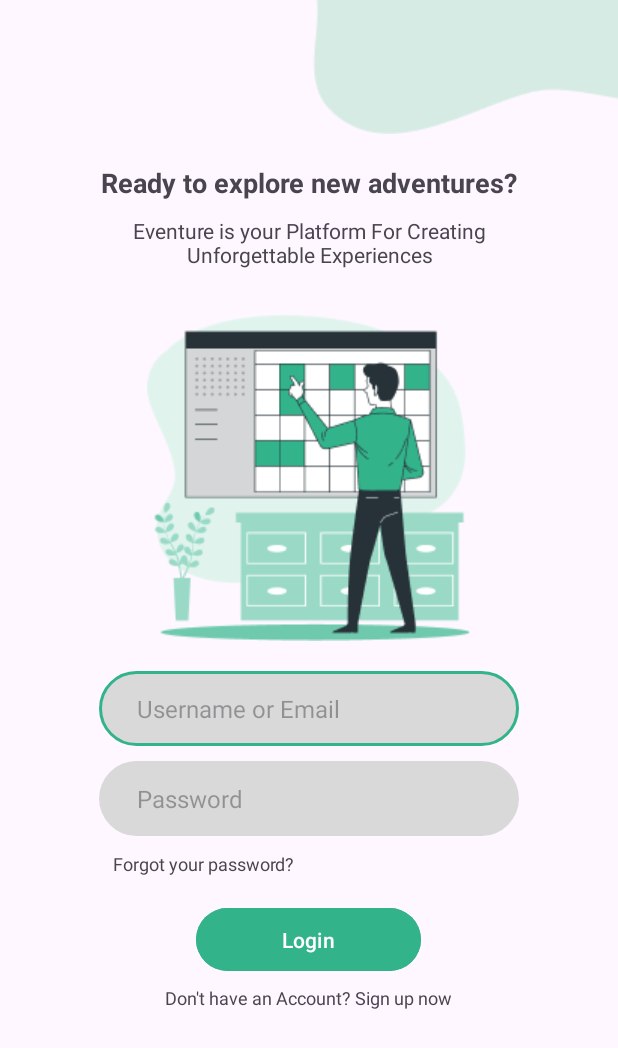
After one commit to Jay-02/Eventure, an Android app: the EventOrganizerLogin screen opened directly, with no data from a screen before it, on a phone screen of 412 x 824 dp. The commit adds this screen. Shown: the top 1048 px of the screen. Run offline under Robolectric (Android 15) with nearby library versions, the phone set to English and light mode, and no system bars.

Commit message:
Adding Event Organizer Login

```diff
--- a/app/src/main/AndroidManifest.xml
+++ b/app/src/main/AndroidManifest.xml
@@ -12,6 +12,9 @@
         android:supportsRtl="true"
         android:theme="@style/Theme.Eventure"
         tools:targetApi="31">
+        <activity
+            android:name=".view.EventOrganizerLogin"
+            android:exported="false" />
         <activity
             android:name=".view.ExplorerSignUp"
             android:exported="false" />
--- /dev/null
+++ b/app/src/main/java/com/example/eventure/model/contract/EventOrganizerContract.java
@@ -0,0 +1,14 @@
+package com.example.eventure.model.contract;
+
+public interface EventOrganizerContract {
+    interface View{
+        void navigateToForgotPassword();
+        void navigateToEventOrganizerHome();
+        void showLoginError(String errorMessage);
+
+    }
+    interface Presenter{
+        void handleLogin(String username, String password);
+        void onDestroy();
+    }
+}
--- /dev/null
+++ b/app/src/main/java/com/example/eventure/presenter/EventOrganizerPresenter.java
@@ -0,0 +1,25 @@
+package com.example.eventure.presenter;
+
+import com.example.eventure.model.contract.EventOrganizerContract;
+
+public class EventOrganizerPresenter implements EventOrganizerContract.Presenter {
+    private final EventOrganizerContract.View view;
+
+    public EventOrganizerPresenter(EventOrganizerContract.View view){
+        this.view = view;
+    }
+
+    @Override
+    public void handleLogin(String email, String password) {
+        if (email.equals("admin") && password.equals("admin")) {
+            view.navigateToEventOrganizerHome();  // On successful login, navigate to home
+        } else {
+            view.showLoginError("Invalid username or password");
+        }
+    }
+
+    @Override
+    public void onDestroy() {
+
+    }
+}
--- /dev/null
+++ b/app/src/main/java/com/example/eventure/view/EventOrganizerLogin.java
@@ -0,0 +1,56 @@
+package com.example.eventure.view;
+
+import android.content.Intent;
+import android.os.Bundle;
+import android.view.View;
+import android.widget.TextView;
+
+import androidx.activity.EdgeToEdge;
+import androidx.appcompat.app.AppCompatActivity;
+import androidx.core.graphics.Insets;
+import androidx.core.view.ViewCompat;
+import androidx.core.view.WindowInsetsCompat;
+
+import com.example.eventure.R;
+import com.example.eventure.model.contract.EventOrganizerContract;
+import com.example.eventure.presenter.EventOrganizerPresenter;
+
+public class EventOrganizerLogin extends AppCompatActivity implements EventOrganizerContract.View {
+    private EventOrganizerPresenter presenter;
+
+    @Override
+    protected void onCreate(Bundle savedInstanceState) {
+        super.onCreate(savedInstanceState);
+        presenter = new EventOrganizerPresenter(this);
+        EdgeToEdge.enable(this);
+        setContentView(R.layout.activity_event_organizer_login);
+        ViewCompat.setOnApplyWindowInsetsListener(findViewById(R.id.main), (v, insets) -> {
+            Insets systemBars = insets.getInsets(WindowInsetsCompat.Type.systemBars());
+            v.setPadding(systemBars.left, systemBars.top, systemBars.right, systemBars.bottom);
+            return insets;
+        });
+        TextView forgetPasswordButton = findViewById(R.id.event_organizer_login_forgot_password);
+        forgetPasswordButton.setOnClickListener(new View.OnClickListener() {
+            @Override
+            public void onClick(View view) {
+                navigateToForgotPassword();
+            }
+        });
+
+    }
+
+    @Override
+    public void navigateToForgotPassword() {
+        startActivity(new Intent(EventOrganizerLogin.this, ForgotPassword.class));
+    }
+
+    @Override
+    public void navigateToEventOrganizerHome() {
+
+    }
+
+    @Override
+    public void showLoginError(String errorMessage) {
+
+    }
+}
--- /dev/null
+++ b/app/src/main/res/layout/activity_event_organizer_login.xml
@@ -0,0 +1,107 @@
+<?xml version="1.0" encoding="utf-8"?>
+<RelativeLayout xmlns:android="http://schemas.android.com/apk/res/android"
+    xmlns:tools="http://schemas.android.com/tools"
+    android:id="@+id/main"
+    android:layout_width="match_parent"
+    android:layout_height="match_parent"
+    tools:context=".view.EventOrganizerLogin">
+    <ImageView
+        android:id="@+id/top_right_blob"
+        android:layout_width="wrap_content"
+        android:layout_height="wrap_content"
+        android:src="@drawable/top_right_blob"
+        android:layout_alignParentEnd="true"
+        android:layout_alignParentTop="true"/>
+    <TextView
+        android:id="@+id/event_organizer_login_first_prompt"
+        android:layout_width="wrap_content"
+        android:layout_height="wrap_content"
+        android:layout_below="@id/top_right_blob"
+        android:text="@string/explorer_login_first_prompt"
+        android:layout_centerHorizontal="true"
+        android:layout_marginTop="20dp"
+        android:textSize="18sp"
+        android:textStyle="bold"/>
+
+    <TextView
+        android:id="@+id/event_organizer_login_second_prompt"
+        android:layout_width="wrap_content"
+        android:layout_height="wrap_content"
+        android:layout_below="@id/event_organizer_login_first_prompt"
+        android:layout_centerHorizontal="true"
+        android:layout_marginTop="10dp"
+        android:paddingHorizontal="60dp"
+        android:text="@string/event_organizer_login_second_prompt"
+        android:textAlignment="center" />
+    <ImageView
+        android:layout_width="wrap_content"
+        android:layout_height="wrap_content"
+        android:id="@+id/event_organizer_login_asset"
+        android:layout_centerHorizontal="true"
+        android:layout_below="@id/event_organizer_login_second_prompt"
+        android:layout_marginTop="30dp"
+        android:src="@drawable/event_organizer_login_asset"/>
+    <EditText
+        android:id="@+id/event_organizer_username_edit_text"
+        android:layout_width="280dp"
+        android:layout_height="50dp"
+        android:layout_below="@id/event_organizer_login_asset"
+        android:layout_marginTop="20dp"
+        android:autofillHints="Email or Username"
+        android:inputType="textEmailAddress"
+        android:paddingHorizontal="25dp"
+        android:layout_centerHorizontal="true"
+        android:hint="@string/event_organizer_login_username_or_email"
+        android:textAlignment="textStart"
+        android:background="@drawable/custom_input_green"
+        android:textSize="16sp"
+
+        />
+    <EditText
+        android:id="@+id/event_organizer_password"
+        android:layout_width="280dp"
+        android:layout_height="50dp"
+        android:layout_below="@id/event_organizer_username_edit_text"
+        android:layout_marginTop="10dp"
+        android:autofillHints="Password"
+        android:inputType="textPassword"
+        android:paddingHorizontal="25dp"
+        android:layout_centerHorizontal="true"
+        android:hint="@string/password"
+        android:textAlignment="textStart"
+        android:background="@drawable/custom_input_green"
+        android:textSize="16sp"
+        />
+    <TextView
+        android:id="@+id/event_organizer_login_forgot_password"
+        android:layout_width="wrap_content"
+        android:layout_height="24dp"
+        android:layout_marginVertical="10dp"
+        android:focusable="true"
+        android:textAlignment="textStart"
+        android:layout_below="@id/event_organizer_password"
+        android:layout_marginTop="5dp"
+        android:text="@string/forgot_your_password"
+        android:clickable="true"
+        android:textSize="12sp"
+        android:layout_marginStart="75dp"
+        />
+    <Button
+        android:id="@+id/event_organizer_login_button"
+        android:layout_width="150dp"
+        android:layout_height="50dp"
+        android:text="@string/login_button"
+        android:backgroundTint="@color/dark_green"
+        android:layout_below="@id/event_organizer_login_forgot_password"
+        android:layout_centerHorizontal="true"
+        />
+    <TextView
+        android:id="@+id/event_organizer_login_create_an_account"
+        android:layout_width="wrap_content"
+        android:layout_height="wrap_content"
+        android:text="@string/explorer_login_create_an_account"
+        android:layout_centerHorizontal="true"
+        android:layout_marginTop="5dp"
+        android:textSize="12sp"
+        android:layout_below="@id/event_organizer_login_button"/>
+</RelativeLayout>
--- a/app/src/main/res/values/strings.xml
+++ b/app/src/main/res/values/strings.xml
@@ -38,8 +38,10 @@
     <string name="explorer_signup_create_an_account">Create an Account</string>
     <string name="explorer_signup_gender_text_view">Gender</string>
     <string name="explorer_signup_birthdate_text_view">Birthdate</string>
-
-
+<!--Event Organizer Login-->
+    <string name="event_organizer_login_first_prompt">Ready To Create Memorable Experiences?</string>
+    <string name="event_organizer_login_second_prompt">Eventure is your Platform For Creating Unforgettable Experiences</string>
+    <string name="event_organizer_login_username_or_email">Username or Email</string>
 
 
     <string name="title_activity_explorer_home">ExplorerHome</string>
```
Also changed, not shown: app/src/main/java/com/example/eventure/model/ExplorerSignUp.java (deleted, +0 -70 lines), app/src/main/java/com/example/eventure/view/AccountType.java (+7 -0 lines), app/src/main/res/layout/activity_main.xml (+5 -2 lines), app/src/main/res/drawable/event_organizer_login_asset.png (added).
